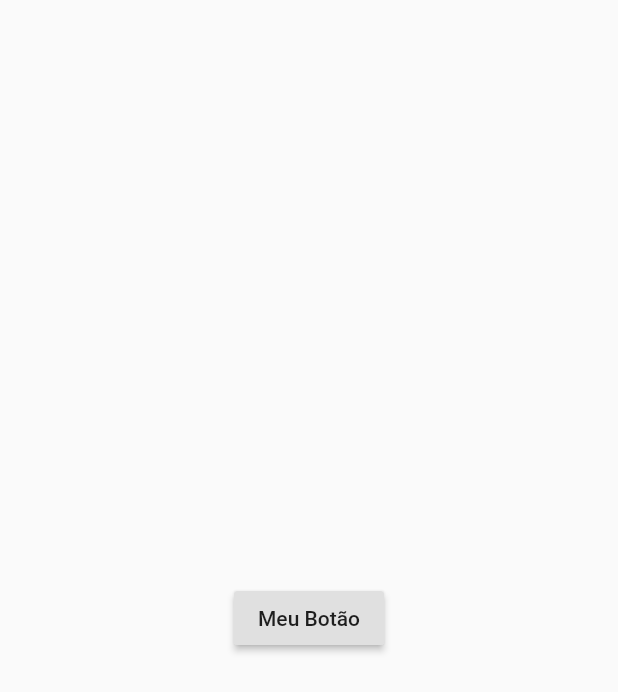
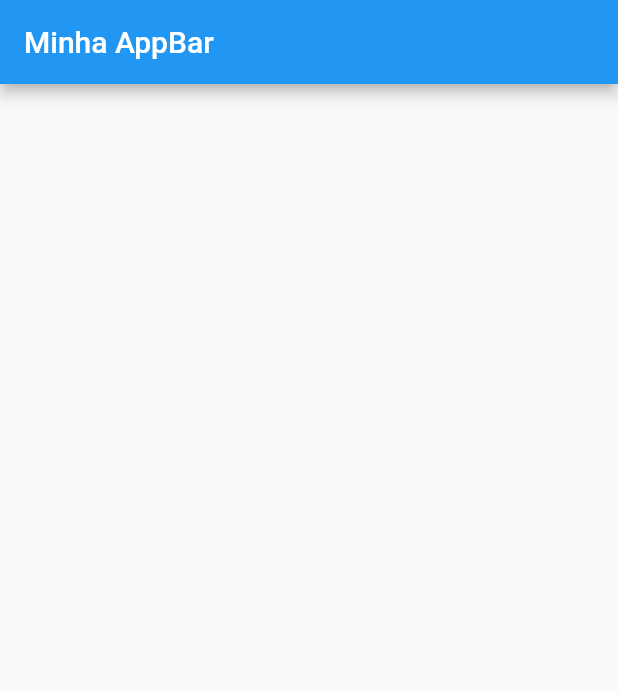
Before and after one commit to ThiagoEvoa/dojo_flutter, a Flutter app: the screen it shows after launch, on a phone screen of 412 x 824 dp. Shown: the top 692 px of the screen. Run offline on Flutter 3.47's test engine with Material 2 defaults, Android fonts, the phone set to English and light mode, and no system bars.

Commit message:
Commit appbar

```diff
--- a/treinamento_flutter/flutter_app/lib/main.dart
+++ b/treinamento_flutter/flutter_app/lib/main.dart
@@ -18,15 +18,9 @@ class MyApp extends StatelessWidget {
 class Home extends StatelessWidget {
   @override
   Widget build(BuildContext context) {
-    return Material(
-      child: Center(
-        child: Padding(
-          padding: EdgeInsets.all(8),
-          child: RaisedButton(
-            onPressed: () {},
-            child: Text("Meu Botão"),
-          ),
-        ),
+    return Scaffold(
+      appBar: AppBar(
+        title: Text("Minha AppBar"),
       ),
     );
   }
```
